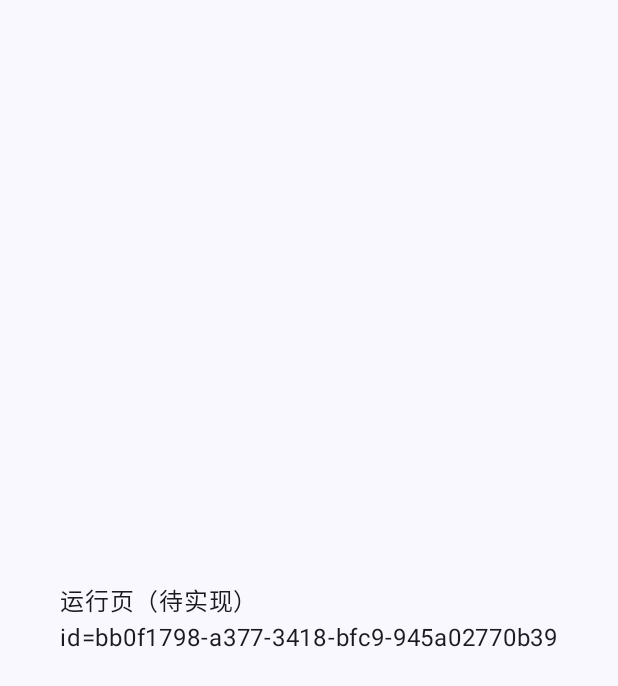
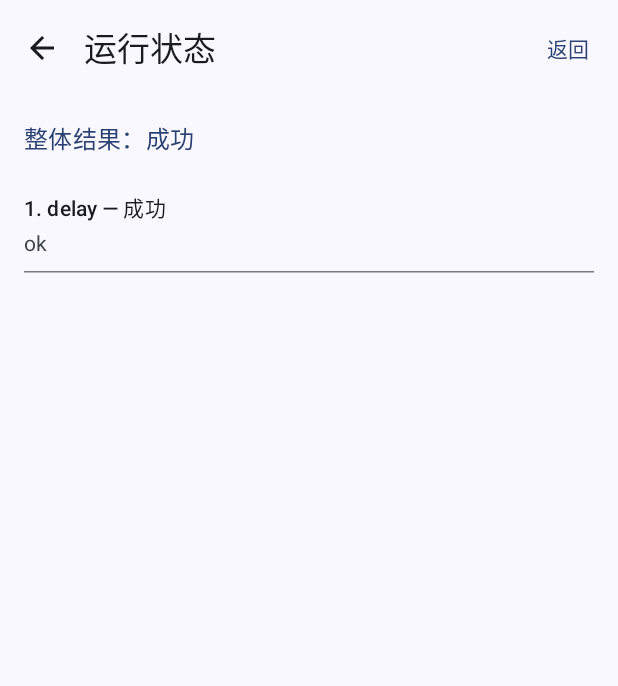
Before and after one commit to QINGYUAI/APK_Factory, an Android app built with Jetpack Compose: the screen it shows after launch (MainActivity), after a tap on "运行", on a phone screen of 412 x 824 dp. Shown: the top 686 px of the screen. Run offline under Robolectric (Android 15) with nearby library versions, the phone set to English and light mode, and no system bars; our stand-ins replace Room's generated code; 3 other taps on this screen came first.

Commit message:
feat: 添加运行状态页与权限能力中心

```diff
--- a/app/build.gradle.kts
+++ b/app/build.gradle.kts
@@ -51,6 +51,7 @@ dependencies {
     implementation(libs.androidx.compose.ui.tooling.preview)
     implementation(libs.androidx.core.ktx)
     implementation(libs.androidx.lifecycle.runtime.ktx)
+    implementation(libs.androidx.lifecycle.runtime.compose)
     implementation(libs.androidx.room.runtime)
     implementation(libs.androidx.room.ktx)
     ksp(libs.androidx.room.compiler)
--- a/app/src/main/AndroidManifest.xml
+++ b/app/src/main/AndroidManifest.xml
@@ -20,6 +20,9 @@
     <uses-permission android:name="android.permission.BLUETOOTH_CONNECT" />
     <!-- 响铃 / 勿扰策略 -->
     <uses-permission android:name="android.permission.ACCESS_NOTIFICATION_POLICY" />
+    <!-- 使用情况访问（特殊权限，需用户在设置中授权） -->
+    <uses-permission android:name="android.permission.PACKAGE_USAGE_STATS"
+        tools:ignore="ProtectedPermissions" />
 
     <!-- 打开第三方 App：声明可见性，避免 package 查询被过滤 -->
     <queries>
--- a/app/src/main/java/com/example/myapplication/ui/navigation/AppNav.kt
+++ b/app/src/main/java/com/example/myapplication/ui/navigation/AppNav.kt
@@ -1,18 +1,11 @@
 // Author: PKQ32
 // Created: 2026-07-11
-// Description: 应用 Compose 导航图：列表、编辑、运行、权限占位页
+// Description: 应用 Compose 导航图：列表、编辑、运行状态、权限中心
 
 package com.example.myapplication.ui.navigation
 
-import androidx.compose.foundation.layout.Box
-import androidx.compose.foundation.layout.fillMaxSize
-import androidx.compose.foundation.layout.padding
-import androidx.compose.material3.Scaffold
-import androidx.compose.material3.Text
 import androidx.compose.runtime.Composable
 import androidx.compose.runtime.LaunchedEffect
-import androidx.compose.ui.Alignment
-import androidx.compose.ui.Modifier
 import androidx.navigation.NavType
 import androidx.navigation.compose.NavHost
 import androidx.navigation.compose.composable
@@ -20,6 +13,8 @@ import androidx.navigation.compose.rememberNavController
 import androidx.navigation.navArgument
 import com.example.myapplication.ui.editor.MiniAppEditorScreen
 import com.example.myapplication.ui.list.MiniAppListScreen
+import com.example.myapplication.ui.permissions.PermissionCenterScreen
+import com.example.myapplication.ui.run.RunStatusScreen
 
 object Routes {
     const val LIST = "list"
@@ -71,28 +66,14 @@ fun AppNav(deepLinkMiniAppId: String? = null) {
             arguments = listOf(navArgument("id") { type = NavType.StringType }),
         ) { entry ->
             val id = entry.arguments?.getString("id").orEmpty()
-            PlaceholderScreen(title = "运行页（待实现）", subtitle = "id=$id")
+            RunStatusScreen(
+                miniAppId = id,
+                onBack = { navController.popBackStack() },
+            )
         }
         composable(Routes.PERMISSIONS) {
-            PlaceholderScreen(title = "权限引导（待实现）")
-        }
-    }
-}
-
-@Composable
-private fun PlaceholderScreen(
-    title: String,
-    subtitle: String? = null,
-) {
-    Scaffold { padding ->
-        Box(
-            modifier = Modifier
-                .fillMaxSize()
-                .padding(padding),
-            contentAlignment = Alignment.Center,
-        ) {
-            Text(
-                text = if (subtitle != null) "$title\n$subtitle" else title,
+            PermissionCenterScreen(
+                onBack = { navController.popBackStack() },
             )
         }
     }
--- /dev/null
+++ b/app/src/main/java/com/example/myapplication/ui/run/RunStatusScreen.kt
@@ -0,0 +1,191 @@
+// Author: PKQ32
+// Created: 2026-07-11
+// Description: 运行状态页：手动触发执行并展示逐步结果
+
+package com.example.myapplication.ui.run
+
+import android.Manifest
+import android.os.Build
+import androidx.activity.compose.rememberLauncherForActivityResult
+import androidx.activity.result.contract.ActivityResultContracts
+import androidx.compose.foundation.layout.Arrangement
+import androidx.compose.foundation.layout.Column
+import androidx.compose.foundation.layout.PaddingValues
+import androidx.compose.foundation.layout.fillMaxSize
+import androidx.compose.foundation.layout.fillMaxWidth
+import androidx.compose.foundation.layout.padding
+import androidx.compose.foundation.lazy.LazyColumn
+import androidx.compose.foundation.lazy.itemsIndexed
+import androidx.compose.material.icons.Icons
+import androidx.compose.material.icons.automirrored.filled.ArrowBack
+import androidx.compose.material3.ExperimentalMaterial3Api
+import androidx.compose.material3.HorizontalDivider
+import androidx.compose.material3.Icon
+import androidx.compose.material3.IconButton
+import androidx.compose.material3.MaterialTheme
+import androidx.compose.material3.Scaffold
+import androidx.compose.material3.Text
+import androidx.compose.material3.TextButton
+import androidx.compose.material3.TopAppBar
+import androidx.compose.runtime.Composable
+import androidx.compose.runtime.LaunchedEffect
+import androidx.compose.runtime.getValue
+import androidx.compose.runtime.mutableStateOf
+import androidx.compose.runtime.remember
+import androidx.compose.runtime.setValue
+import androidx.compose.ui.Modifier
+import androidx.compose.ui.platform.LocalContext
+import androidx.compose.ui.unit.dp
+import com.example.myapplication.di.ServiceLocator
+import com.example.myapplication.domain.ActionResult
+import com.example.myapplication.engine.RunReport
+import com.example.myapplication.engine.StepOutcome
+import com.example.myapplication.platform.PermissionHelper
+
+@OptIn(ExperimentalMaterial3Api::class)
+@Composable
+fun RunStatusScreen(
+    miniAppId: String,
+    onBack: () -> Unit,
+) {
+    val context = LocalContext.current
+    var report by remember { mutableStateOf<RunReport?>(null) }
+    var running by remember { mutableStateOf(true) }
+    var skipped by remember { mutableStateOf(false) }
+    var errorMessage by remember { mutableStateOf<String?>(null) }
+
+    val notificationPermissionLauncher = rememberLauncherForActivityResult(
+        ActivityResultContracts.RequestPermission(),
+    ) { /* 结果由 PermissionHelper 状态反映；执行不依赖本次回调 */ }
+
+    LaunchedEffect(Unit) {
+        if (Build.VERSION.SDK_INT >= Build.VERSION_CODES.TIRAMISU &&
+            !PermissionHelper.hasNotificationsPermission(context)
+        ) {
+            notificationPermissionLauncher.launch(Manifest.permission.POST_NOTIFICATIONS)
+        }
+    }
+
+    LaunchedEffect(miniAppId) {
+        running = true
+        skipped = false
+        errorMessage = null
+        report = null
+        try {
+            val result = ServiceLocator.runner.run(miniAppId, "manual")
+            if (result == null) {
+                skipped = true
+            } else {
+                report = result
+            }
+        } catch (e: Exception) {
+            errorMessage = e.message ?: "执行失败"
+        } finally {
+            running = false
+        }
+    }
+
+    Scaffold(
+        topBar = {
+            TopAppBar(
+                title = { Text("运行状态") },
+                navigationIcon = {
+                    IconButton(onClick = onBack) {
+                        Icon(Icons.AutoMirrored.Filled.ArrowBack, contentDescription = "返回")
+                    }
+                },
+                actions = {
+                    TextButton(onClick = onBack) {
+                        Text("返回")
+                    }
+                },
+            )
+        },
+    ) { padding ->
+        Column(
+            modifier = Modifier
+                .fillMaxSize()
+                .padding(padding)
+                .padding(horizontal = 16.dp),
+        ) {
+            when {
+                running -> {
+                    Text(
+                        text = "正在执行…",
+                        style = MaterialTheme.typography.titleMedium,
+                        modifier = Modifier.padding(vertical = 16.dp),
+                    )
+                }
+                errorMessage != null -> {
+                    Text(
+                        text = "执行异常：$errorMessage",
+                        style = MaterialTheme.typography.titleMedium,
+                        color = MaterialTheme.colorScheme.error,
+                        modifier = Modifier.padding(vertical = 16.dp),
+                    )
+                }
+                skipped -> {
+                    Text(
+                        text = "已跳过（防抖：短时间内重复触发）",
+                        style = MaterialTheme.typography.titleMedium,
+                        modifier = Modifier.padding(vertical = 16.dp),
+                    )
+                }
+                report != null -> {
+                    val r = report!!
+                    Text(
+                        text = if (r.success) "整体结果：成功" else "整体结果：失败",
+                        style = MaterialTheme.typography.titleMedium,
+                        color = if (r.success) {
+                            MaterialTheme.colorScheme.primary
+                        } else {
+                            MaterialTheme.colorScheme.error
+                        },
+                        modifier = Modifier.padding(vertical = 16.dp),
+                    )
+                    LazyColumn(
+                        modifier = Modifier.fillMaxSize(),
+                        contentPadding = PaddingValues(bottom = 24.dp),
+                        verticalArrangement = Arrangement.spacedBy(8.dp),
+                    ) {
+                        itemsIndexed(r.stepOutcomes, key = { index, o -> "${o.stepId}-$index" }) { index, outcome ->
+                            StepOutcomeRow(index = index + 1, outcome = outcome)
+                            HorizontalDivider()
+                        }
+                    }
+                }
+            }
+        }
+    }
+}
+
+@Composable
+private fun StepOutcomeRow(
+    index: Int,
+    outcome: StepOutcome,
+) {
+    val (okLabel, message) = when (val result = outcome.result) {
+        is ActionResult.Success -> "成功" to "ok"
+        is ActionResult.Failed -> "失败" to "${result.code}: ${result.message}"
+    }
+    Column(
+        modifier = Modifier
+            .fillMaxWidth()
+            .padding(vertical = 8.dp),
+        verticalArrangement = Arrangement.spacedBy(4.dp),
+    ) {
+        Text(
+            text = "$index. ${outcome.type} — $okLabel",
+            style = MaterialTheme.typography.titleSmall,
+        )
+        Text(
+            text = message,
+            style = MaterialTheme.typography.bodyMedium,
+            color = if (outcome.result is ActionResult.Failed) {
+                MaterialTheme.colorScheme.error
+            } else {
+                MaterialTheme.colorScheme.onSurfaceVariant
+            },
+        )
+    }
+}
--- a/gradle/libs.versions.toml
+++ b/gradle/libs.versions.toml
@@ -19,6 +19,7 @@ junit = { group = "junit", name = "junit", version.ref = "junit" }
 androidx-junit = { group = "androidx.test.ext", name = "junit", version.ref = "junitVersion" }
 androidx-espresso-core = { group = "androidx.test.espresso", name = "espresso-core", version.ref = "espressoCore" }
 androidx-lifecycle-runtime-ktx = { group = "androidx.lifecycle", name = "lifecycle-runtime-ktx", version.ref = "lifecycleRuntimeKtx" }
+androidx-lifecycle-runtime-compose = { group = "androidx.lifecycle", name = "lifecycle-runtime-compose", version.ref = "lifecycleRuntimeKtx" }
 androidx-activity-compose = { group = "androidx.activity", name = "activity-compose", version.ref = "activityCompose" }
 androidx-compose-bom = { group = "androidx.compose", name = "compose-bom", version.ref = "composeBom" }
 androidx-compose-ui = { group = "androidx.compose.ui", name = "ui" }
```
Also changed, not shown: app/src/main/java/com/example/myapplication/platform/PermissionHelper.kt (added, +95 -0 lines), app/src/main/java/com/example/myapplication/ui/permissions/PermissionCenterScreen.kt (added, +237 -0 lines).
